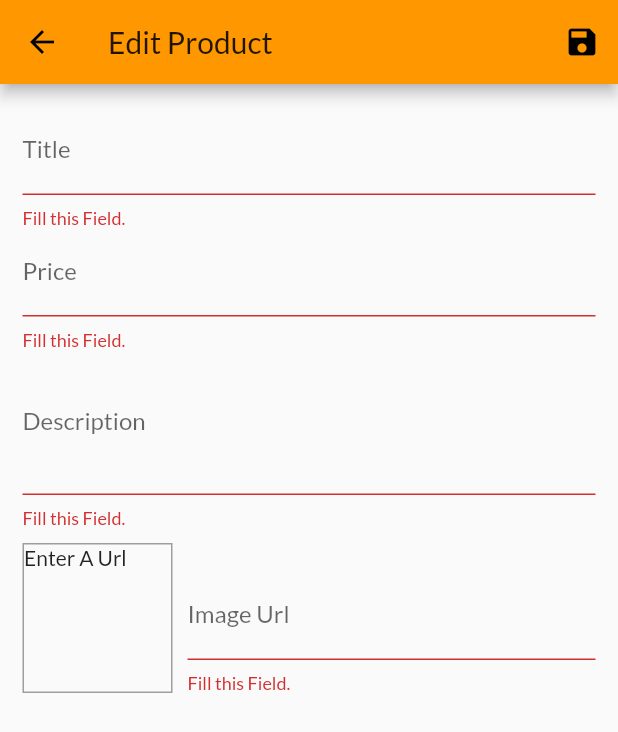
After one commit to Eaglex80/IMJ-Shop, a Flutter app: the EditProductScreen screen opened by its route, after a tap on the "save" icon, on a phone screen of 412 x 824 dp. The commit adds this screen. Shown: the top 732 px of the screen. Run offline on Flutter 3.47's test engine with Material 2 defaults, Android fonts, the phone set to English and light mode, and no system bars; network calls fail.

Commit message:
Add Product

```diff
--- a/lib/main.dart
+++ b/lib/main.dart
@@ -5,9 +5,11 @@ import 'package:imj_shop/screens/cart_screen.dart';
 import 'package:provider/provider.dart';
 
 import './providers/products.dart';
+import 'screens/edit_product_screen.dart';
 import 'screens/orders_screen.dart';
 import 'screens/product_detail_screen.dart';
 import 'screens/products_overview_screen.dart';
+import 'screens/user_product_screen.dart';
 
 void main() => runApp(MyApp());
 
@@ -38,6 +40,8 @@ class MyApp extends StatelessWidget {
             ProductDetailScreen.routeName: (_) => ProductDetailScreen(),
             CartScreen.routeName: (_) => CartScreen(),
             OrdersScreen.routeName: (_) => OrdersScreen(),
+            UserProductScreen.routeName: (_) => UserProductScreen(),
+            EditProductScreen.routeName: (_) => EditProductScreen(),
           },
           home: ProductsOverviewScreen(),
         ));
--- a/lib/providers/products.dart
+++ b/lib/providers/products.dart
@@ -64,8 +64,28 @@ class Products with ChangeNotifier {
   //   notifyListeners();
   // }
 
-  void addProduct() {
-    // _items.add(value);
+  void addProduct(Product product) {
+    final newProduct = Product(
+        id: DateTime.now().toString(),
+        title: product.title,
+        description: product.description,
+        price: product.price,
+        imageUrl: product.imageUrl);
+    _items.add(newProduct);
+    // _items.insert(index, element);
+    notifyListeners();
+  }
+
+  void updateProduct(String id, Product newProduct) {
+    final prodIndex = _items.indexWhere((prod) => prod.id == id);
+    if (prodIndex >= 0) {
+      _items[prodIndex] = newProduct;
+      notifyListeners();
+    } else {}
+  }
+
+  void deleteProduct(String id) {
+    _items.removeWhere((prod) => prod.id == id);
     notifyListeners();
   }
 }
--- /dev/null
+++ b/lib/screens/edit_product_screen.dart
@@ -0,0 +1,252 @@
+import 'package:flutter/material.dart';
+import 'package:imj_shop/providers/product.dart';
+import 'package:imj_shop/providers/products.dart';
+import 'package:provider/provider.dart';
+
+class EditProductScreen extends StatefulWidget {
+  static const routeName = '/edit-product';
+
+  @override
+  _EditProductScreenState createState() => _EditProductScreenState();
+}
+
+class _EditProductScreenState extends State<EditProductScreen> {
+  final _form = GlobalKey<FormState>();
+
+  final _priceFocusNode = FocusNode();
+  final _descriptionFocusNode = FocusNode();
+  final _imageUrlFocusNode = FocusNode();
+
+  final _imageUrlController = TextEditingController();
+
+  var _editedProduct =
+      Product(id: null, title: '', price: 0, description: '', imageUrl: '');
+  var _initValues = {
+    'title': '',
+    'price': '',
+    'description': '',
+    'imageUrl': '',
+  };
+  var isInit = true;
+
+  @override
+  void initState() {
+    _imageUrlFocusNode.addListener(() {
+      _updateImageUrl();
+    });
+    super.initState();
+  }
+
+  @override
+  void didChangeDependencies() {
+    if (isInit) {
+      final productId = ModalRoute.of(context).settings.arguments as String;
+      if (productId != null) {
+        _editedProduct =
+            Provider.of<Products>(context, listen: false).findById(productId);
+        _initValues = {
+          'title': _editedProduct.title,
+          'price': _editedProduct.price.toString(),
+          'description': _editedProduct.description,
+          // 'imageUrl': _editedProduct.imageUrl,
+          'imageUrl': '',
+        };
+        _imageUrlController.text = _editedProduct.imageUrl;
+      }
+    }
+    super.didChangeDependencies();
+  }
+
+  void _updateImageUrl() {
+    if (!_imageUrlFocusNode.hasFocus) {
+      setState(() {});
+    }
+  }
+
+  void _saveForm() {
+    final isValid = _form.currentState.validate();
+    if (!isValid) {
+      return;
+    }
+    _form.currentState.save();
+    if (_editedProduct.id != null) {
+      Provider.of<Products>(context, listen: false)
+          .updateProduct(_editedProduct.id, _editedProduct);
+    } else {
+      Provider.of<Products>(context, listen: false).addProduct(_editedProduct);
+    }
+
+    Navigator.of(context).pop();
+  }
+
+  @override
+  void dispose() {
+    _imageUrlFocusNode.removeListener(_updateImageUrl);
+    _priceFocusNode.dispose();
+    _descriptionFocusNode.dispose();
+    _imageUrlFocusNode.dispose();
+    _imageUrlController.dispose();
+    super.dispose();
+  }
+
+  @override
+  Widget build(BuildContext context) {
+    return Scaffold(
+      appBar: AppBar(
+        title: Text('Edit Product'),
+        actions: [IconButton(icon: Icon(Icons.save), onPressed: _saveForm)],
+      ),
+      body: Padding(
+        padding: const EdgeInsets.all(15),
+        child: Form(
+          key: _form,
+          child: ListView(
+            children: [
+              TextFormField(
+                initialValue: _initValues['title'],
+                decoration: InputDecoration(
+                  labelText: 'Title',
+                ),
+                textInputAction: TextInputAction.next,
+                onFieldSubmitted: (_) {
+                  FocusScope.of(context).requestFocus(_priceFocusNode);
+                },
+                validator: (value) {
+                  if (value.isEmpty) {
+                    return 'Fill this Field.';
+                  }
+                  return null;
+                },
+                onSaved: (value) {
+                  _editedProduct = Product(
+                    title: value,
+                    price: _editedProduct.price,
+                    description: _editedProduct.description,
+                    imageUrl: _editedProduct.imageUrl,
+                    id: _editedProduct.id,
+                    isFavorite: _editedProduct.isFavorite,
+                  );
+                },
+              ),
+              TextFormField(
+                initialValue: _initValues['price'],
+                decoration: InputDecoration(
+                  labelText: 'Price',
+                ),
+                textInputAction: TextInputAction.next,
+                keyboardType: TextInputType.number,
+                focusNode: _priceFocusNode,
+                onFieldSubmitted: (_) {
+                  FocusScope.of(context).requestFocus(_descriptionFocusNode);
+                },
+                validator: (value) {
+                  if (value.isEmpty) {
+                    return 'Fill this Field.';
+                  }
+                  if (double.tryParse(value) == null) {
+                    return 'Please enter number.';
+                  }
+                  if (double.parse(value) <= 0) {
+                    return 'enter grater number';
+                  }
+                  return null;
+                },
+                onSaved: (value) {
+                  _editedProduct = Product(
+                    title: _editedProduct.title,
+                    price: double.parse(value),
+                    description: _editedProduct.description,
+                    imageUrl: _editedProduct.imageUrl,
+                    id: _editedProduct.id,
+                    isFavorite: _editedProduct.isFavorite,
+                  );
+                },
+              ),
+              TextFormField(
+                initialValue: _initValues['description'],
+                decoration: InputDecoration(
+                  labelText: 'Description',
+                ),
+                maxLines: 3,
+                textInputAction: TextInputAction.next,
+                keyboardType: TextInputType.multiline,
+                focusNode: _descriptionFocusNode,
+                onFieldSubmitted: (_) {
+                  FocusScope.of(context).requestFocus(_priceFocusNode);
+                },
+                validator: (value) {
+                  if (value.isEmpty) {
+                    return 'Fill this Field.';
+                  }
+                  return null;
+                },
+                onSaved: (value) {
+                  _editedProduct = Product(
+                    title: _editedProduct.title,
+                    price: _editedProduct.price,
+                    description: value,
+                    imageUrl: _editedProduct.imageUrl,
+                    id: _editedProduct.id,
+                    isFavorite: _editedProduct.isFavorite,
+                  );
+                },
+              ),
+              Row(
+                crossAxisAlignment: CrossAxisAlignment.end,
+                children: [
+                  Container(
+                      width: 100,
+                      height: 100,
+                      margin: EdgeInsets.only(top: 10, right: 10),
+                      decoration: BoxDecoration(
+                          border: Border.all(color: Colors.grey, width: 1)),
+                      child: _imageUrlController.text.isEmpty
+                          ? Text('Enter A Url')
+                          : FittedBox(
+                              child: Image.network(
+                                _imageUrlController.text,
+                                fit: BoxFit.cover,
+                              ),
+                            )),
+                  Expanded(
+                    child: TextFormField(
+                      // initialValue: _initValues['imageUrl'],
+                      decoration: InputDecoration(labelText: 'Image Url'),
+                      keyboardType: TextInputType.url,
+                      textInputAction: TextInputAction.done,
+                      controller: _imageUrlController,
+                      focusNode: _imageUrlFocusNode,
+                      onFieldSubmitted: (_) {
+                        _saveForm();
+                      },
+                      validator: (value) {
+                        if (value.isEmpty) {
+                          return 'Fill this Field.';
+                        }
+                        if (!value.startsWith('http') &&
+                            !value.startsWith('https')) {
+                          return 'Please enter a Valid Url';
+                        }
+                        return null;
+                      },
+                      onSaved: (value) {
+                        _editedProduct = Product(
+                          title: _editedProduct.title,
+                          price: _editedProduct.price,
+                          description: _editedProduct.description,
+                          imageUrl: value,
+                          id: _editedProduct.id,
+                          isFavorite: _editedProduct.isFavorite,
+                        );
+                      },
+                    ),
+                  )
+                ],
+              )
+            ],
+          ),
+        ),
+      ),
+    );
+  }
+}
--- a/lib/screens/orders_screen.dart
+++ b/lib/screens/orders_screen.dart
@@ -1,5 +1,6 @@
 import 'package:flutter/material.dart';
 import 'package:imj_shop/providers/orders.dart' as ord;
+import 'package:imj_shop/widgets/app_drawer.dart';
 import 'package:imj_shop/widgets/order_item.dart';
 import 'package:provider/provider.dart';
 
@@ -12,6 +13,7 @@ class OrdersScreen extends StatelessWidget {
 
     return Scaffold(
       appBar: AppBar(title: Text('Your Orders')),
+      drawer: AppDrawer(),
       body: ListView.builder(
           itemCount: ordersData.orders.length,
           itemBuilder: (context, i) => OrderItem(ordersData.orders[i])),
--- a/lib/widgets/app_drawer.dart
+++ b/lib/widgets/app_drawer.dart
@@ -1,5 +1,6 @@
 import 'package:flutter/material.dart';
 import 'package:imj_shop/screens/orders_screen.dart';
+import 'package:imj_shop/screens/user_product_screen.dart';
 
 class AppDrawer extends StatelessWidget {
   @override
@@ -23,7 +24,15 @@ class AppDrawer extends StatelessWidget {
               Navigator.of(context)
                   .pushReplacementNamed(OrdersScreen.routeName);
             },
-          )
+          ),
+          ListTile(
+            leading: Icon(Icons.edit),
+            title: Text('Manage product'),
+            onTap: () {
+              Navigator.of(context)
+                  .pushReplacementNamed(UserProductScreen.routeName);
+            },
+          ),
         ],
       ),
     );
```
Also changed, not shown: lib/providers/cart.dart (+18 -0 lines), lib/screens/user_product_screen.dart (added, +44 -0 lines), lib/widgets/cart_item.dart (+21 -0 lines), lib/widgets/product_item.dart (+10 -0 lines), lib/widgets/user_product_item.dart (added, +43 -0 lines).
